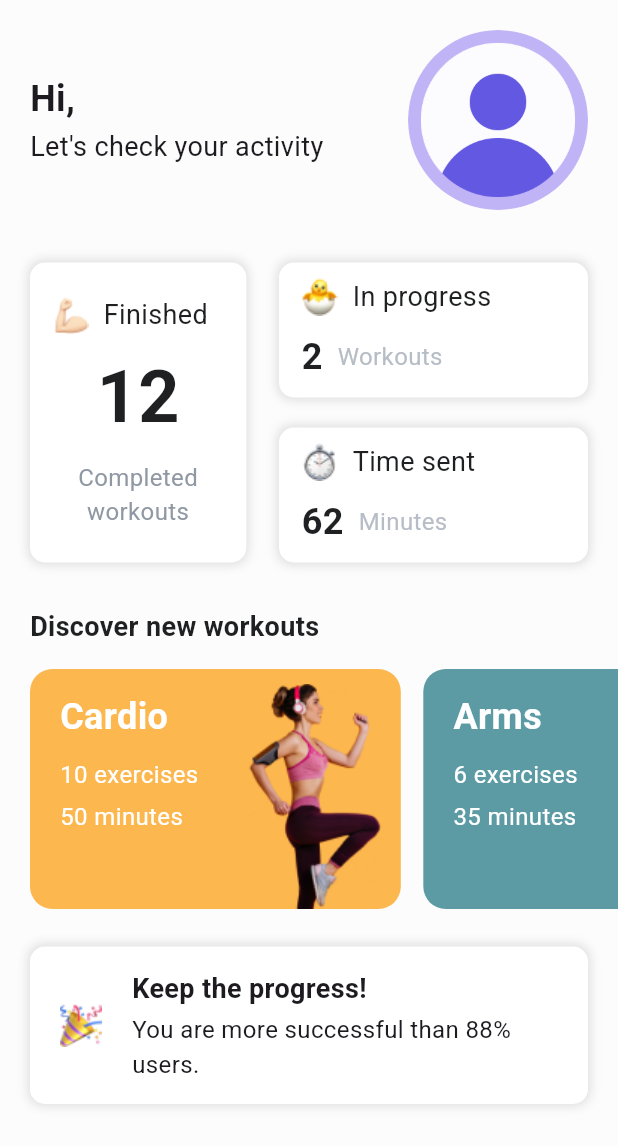
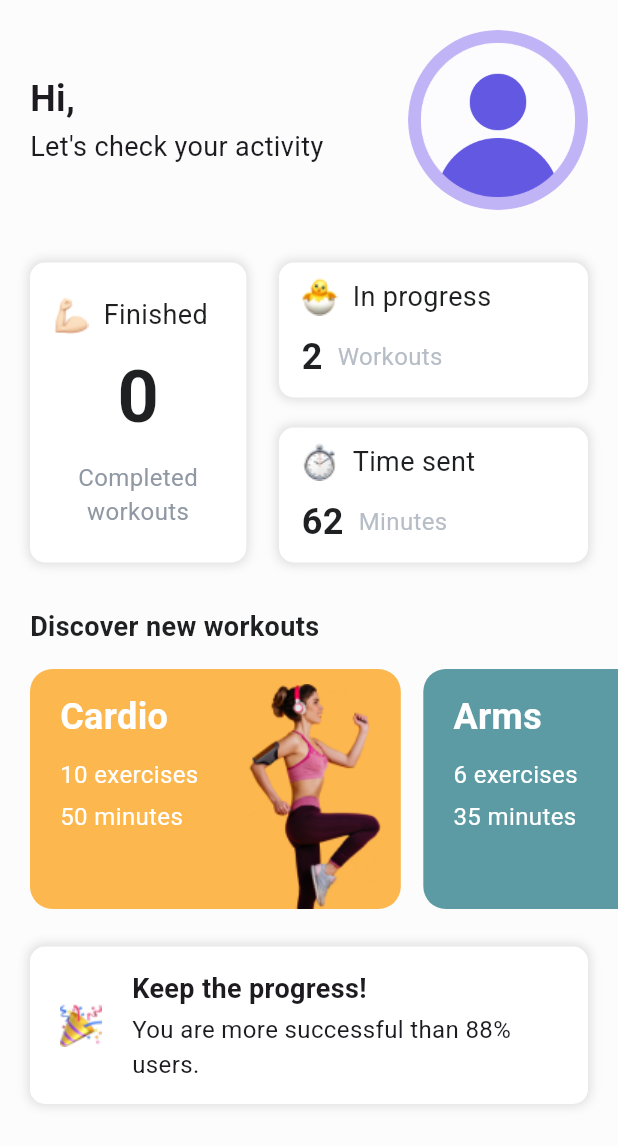
Before and after one commit to nithinp1/HomeFit, a Flutter app: the HomePage screen opened directly, on a phone screen of 412 x 824 dp. Shown: the top 1146 px of the screen. Run offline on Flutter 3.47's test engine with Material 3 defaults, Android fonts, the phone set to English and light mode, and no system bars; our stand-ins replace bloc, chewie, dots_indicator, firebase_auth, firebase_core, firebase_storage and 8 more; missing offline and left inert: custom_timer; accounts and stored records are empty; Roboto replaces fonts that are missing (NotoSansKR).

```diff
--- a/lib/data/exercise_data.dart
+++ b/lib/data/exercise_data.dart
@@ -1,7 +1,7 @@
 class ExerciseData {
   final String title;
   final int minutes;
-  final double progress;
+  double progress;
   final String video;
   final String description;
   final List<String> steps;
--- a/lib/data/workout_data.dart
+++ b/lib/data/workout_data.dart
@@ -4,8 +4,8 @@ class WorkoutData {
   final String title;
   final String exercices;
   final String minutes;
-  final int currentProgress;
-  final int progress;
+  int currentProgress;
+  int progress;
   final String image;
   final List<ExerciseData> exerciseDataList;
 
--- a/lib/screens/home/page/home_page.dart
+++ b/lib/screens/home/page/home_page.dart
@@ -13,7 +13,7 @@ class HomePage extends StatelessWidget {
 
   BlocProvider<HomeBloc> _buildContext(BuildContext context) {
     return BlocProvider<HomeBloc>(
-      create: (BuildContext context) => HomeBloc(),
+      create: (BuildContext context) => HomeBloc.reloadImage(),
       child: BlocConsumer<HomeBloc, HomeState>(
         buildWhen: (_, currState) => currState is HomeInitial,
         builder: (context, state) {
--- a/lib/screens/home/widget/home_statistics.dart
+++ b/lib/screens/home/widget/home_statistics.dart
@@ -2,6 +2,7 @@ import 'package:homefit/core/const/color_constants.dart';
 import 'package:homefit/core/const/path_constants.dart';
 import 'package:homefit/core/const/text_constants.dart';
 import 'package:flutter/material.dart';
+import 'package:homefit/core/const/data_constants.dart';
 
 class HomeStatistics extends StatelessWidget {
   const HomeStatistics({super.key});
@@ -19,6 +20,12 @@ class HomeStatistics extends StatelessWidget {
 
   Widget _createComletedWorkouts(BuildContext context) {
     final screenWidth = MediaQuery.of(context).size.width;
+    // Calculate completed workouts dynamically
+    final completedWorkouts =
+        DataConstants.workouts
+            .where((workout) => workout.currentProgress == workout.progress)
+            .length;
+
     return Container(
       padding: const EdgeInsets.all(15),
       height: 200,
@@ -61,7 +68,7 @@ class HomeStatistics extends StatelessWidget {
             ],
           ),
           Text(
-            '12',
+            completedWorkouts.toString(),
             style: TextStyle(
               fontSize: 48,
               fontWeight: FontWeight.w700,
--- a/lib/screens/workouts/page/workouts_page.dart
+++ b/lib/screens/workouts/page/workouts_page.dart
@@ -14,7 +14,7 @@ class WorkoutsPage extends StatelessWidget {
 
   BlocProvider<WorkoutsBloc> _buildContext(BuildContext context) {
     return BlocProvider<WorkoutsBloc>(
-      create: (context) => WorkoutsBloc(),
+      create: (context) => WorkoutsBloc.withCardTappedHandler(),
       child: BlocConsumer<WorkoutsBloc, WorkoutsState>(
         buildWhen: (_, currState) => currState is WorkoutsInitial,
         builder: (context, state) {
--- a/lib/screens/workouts/widget/workout_card.dart
+++ b/lib/screens/workouts/widget/workout_card.dart
@@ -96,7 +96,10 @@ class WorkoutCard extends StatelessWidget {
                             ),
                             child: LinearPercentIndicator(
                               percent:
-                                  workout.currentProgress / workout.progress,
+                                  workout.progress > 0
+                                      ? workout.currentProgress /
+                                          workout.progress
+                                      : 0.0,
                               progressColor: ColorConstants.primaryColor,
                               backgroundColor: Color.fromRGBO(
                                 ColorConstants.primaryColor.r.toInt(),
```
Also changed, not shown: lib/screens/onboarding/bloc/onboarding_bloc.dart (+5 -7 lines), lib/screens/onboarding/page/onboarding_page.dart (+6 -8 lines), lib/screens/settings/settings_screen.dart (+21 -0 lines), lib/screens/start_workout/bloc/start_workout_bloc.dart (+29 -15 lines), lib/screens/start_workout/bloc/start_workout_event.dart (+11 -6 lines), lib/screens/start_workout/bloc/start_workout_state.dart (+10 -6 lines), lib/screens/tab_bar/bloc/tab_bar_bloc.dart (+6 -10 lines), lib/screens/workout_details_screen/bloc/workoutdetails_bloc.dart (+11 -13 lines).
